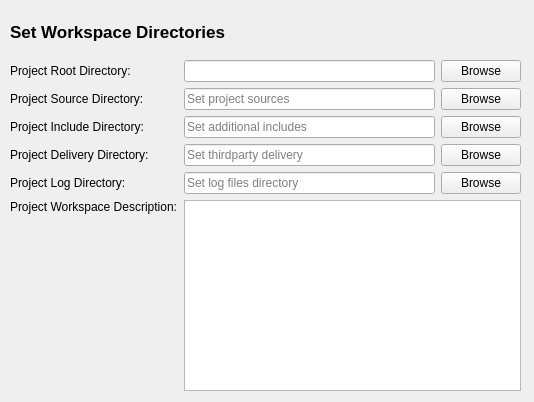
Qt form sources/lusan/view/common/ui/OptionPageProjectDirs.ui (aregtech/areg-sdk-tools) before a commit.
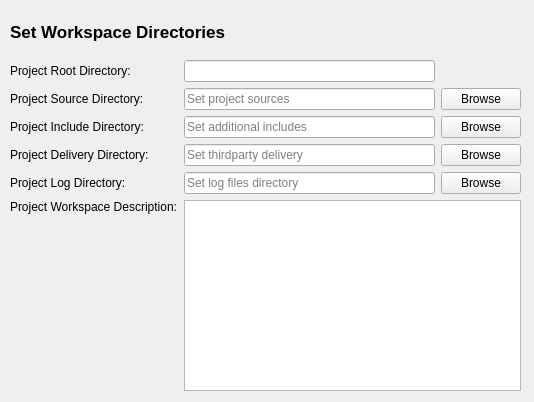
The same form after that commit.

Commit message: Update workspace directories in option pages.

```diff
--- a/sources/lusan/view/common/ui/OptionPageProjectDirs.ui
+++ b/sources/lusan/view/common/ui/OptionPageProjectDirs.ui
@@ -92,13 +92,6 @@
       </property>
      </widget>
     </item>
-    <item row="0" column="3" colspan="2">
-     <widget class="QPushButton" name="rootDirBrowseBtn">
-      <property name="text">
-       <string>Browse</string>
-      </property>
-     </widget>
-    </item>
     <item row="2" column="2">
      <widget class="QLineEdit" name="includeDirEdit">
       <property name="placeholderText">
```
Left out of the diff: 16 changed lines with no effect on the pictures. The commit also changes 20 other files.
